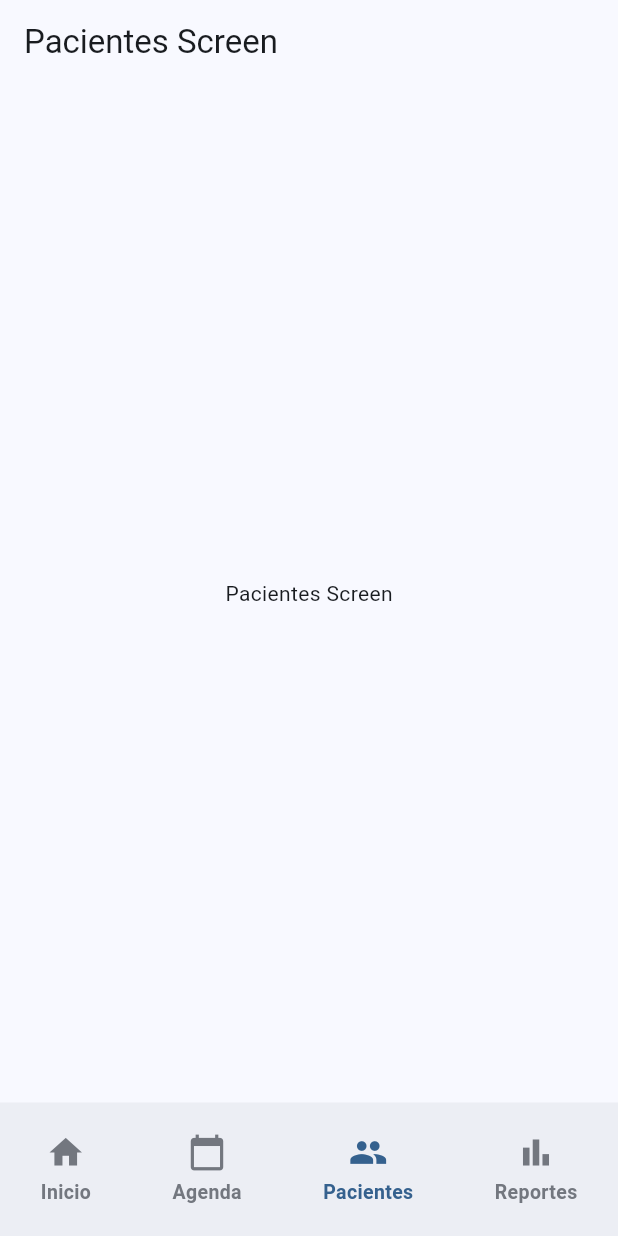
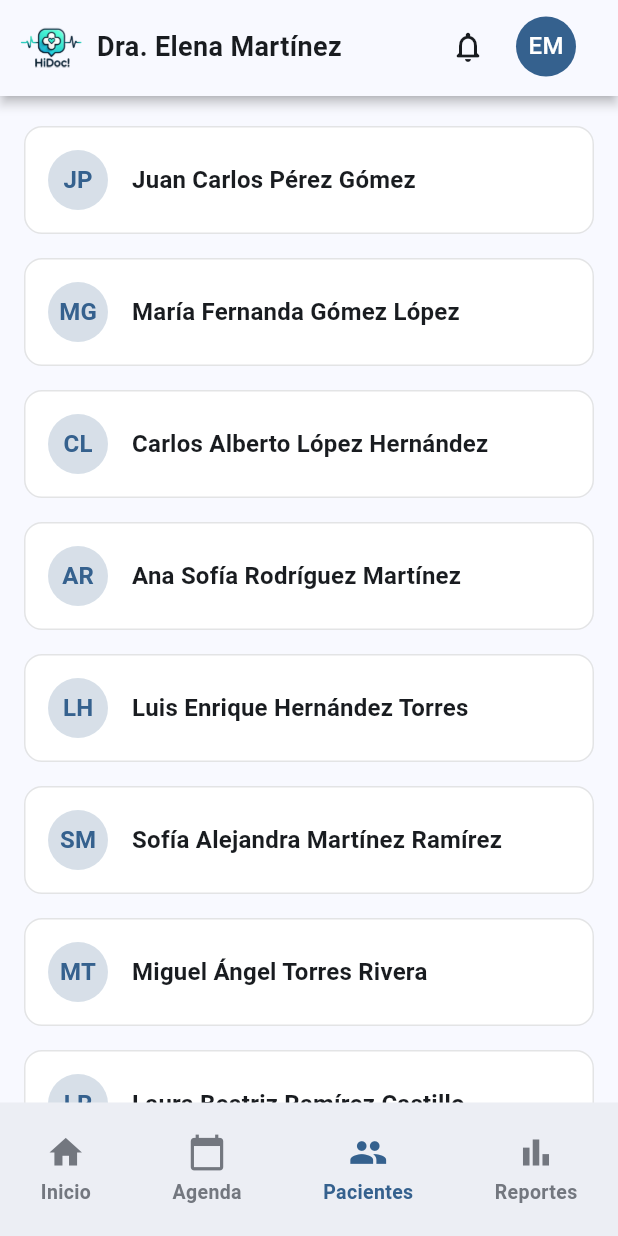
Before and after one commit to ValeriaCastro04/proyecto_hidoc, a Flutter app: the PacientesScreen screen opened by its route, on a phone screen of 412 x 824 dp. Run offline on Flutter 3.47's test engine with Material 3 defaults, Android fonts, the light colour scheme and no system bars; our stand-ins replace go_router.

Commit message:
Pantalla de lista de Pacientes

```diff
--- a/lib/common/shared_widgets/outline_button_grid.dart
+++ b/lib/common/shared_widgets/outline_button_grid.dart
@@ -33,7 +33,7 @@ class OutlineButtonGrid extends StatelessWidget {
             Text(
               title,
               style: const TextStyle(
-                fontSize: 20,
+                fontSize: 16,
                 fontWeight: FontWeight.bold,
               ),
             ),
--- a/lib/features/doctor/screen/homedoctor_screen.dart
+++ b/lib/features/doctor/screen/homedoctor_screen.dart
@@ -36,7 +36,7 @@ class HomeDoctorScreen extends StatelessWidget {
       body: SafeArea(
         child: SingleChildScrollView(
           child: Padding(
-            padding: const EdgeInsets.only(bottom: 88),
+            padding: const EdgeInsets.only(bottom: 0),
             child: Column(
               children: [
                 HomeHeader(),
@@ -52,7 +52,6 @@ class HomeDoctorScreen extends StatelessWidget {
                         ),
                       ),
                       RecentActivityCard(activities: activities),
-                      // Aquí puedes añadir más widgets específicos para el doctor
                       const SizedBox(height: 20),
                       OutlineButtonGrid(
                         title: 'Acciones Rápidas',
--- a/lib/features/doctor/screen/pacientes_screen.dart
+++ b/lib/features/doctor/screen/pacientes_screen.dart
@@ -1,6 +1,9 @@
 import 'package:flutter/material.dart';
 import 'package:proyecto_hidoc/common/shared_widgets/footer_group.dart';
+import 'package:proyecto_hidoc/common/shared_widgets/header_bar.dart';
+import 'package:proyecto_hidoc/features/doctor/widgets/component/patient_item_list.dart';
 import 'package:proyecto_hidoc/features/doctor/widgets/footer_doctor.dart';
+import 'package:proyecto_hidoc/features/doctor/widgets/patients.dart';
 
 class PacientesScreen extends StatelessWidget {
   static const String name = 'pacientes_screen';
@@ -9,13 +12,41 @@ class PacientesScreen extends StatelessWidget {
   @override
   Widget build(BuildContext context) {
     return Scaffold(
-      appBar: AppBar(
-        title: const Text('Pacientes Screen'),
+      appBar: HeaderBar.brand(
+        logoAsset: 'assets/brand/hidoc_logo.png',
+        title: 'Dra. Elena Martínez',
+        actions: [
+          IconButton(
+            onPressed: () {},
+            icon: Icon(Icons.notifications_none_rounded,
+                color: Theme.of(context).colorScheme.onSurface),
+          ),
+          const SizedBox(width: 8),
+          CircleAvatar(
+            backgroundColor: Theme.of(context).colorScheme.primary,
+            foregroundColor: Theme.of(context).colorScheme.onPrimary,
+            child: const Text('EM'),
+          ),
+          const SizedBox(width: 16),
+        ],
       ),
-      body: const Center(
-        child: Text('Pacientes Screen'),
+      body: ListView.builder(
+        padding: const EdgeInsets.only(top: 12.0, bottom: 10.0),
+        itemCount: mockPatients.length,
+        itemBuilder: (context, index) {
+          final patient = mockPatients[index];
+          return PatientListItem(
+            patientName: patient['name']!,
+            initials: patient['initials']!,
+            onTap: () {
+              ScaffoldMessenger.of(context).showSnackBar(
+                SnackBar(content: Text('Abrir detalle de ${patient['name']}')),
+              );
+            },
+          );
+        },
       ),
-      bottomNavigationBar: FooterGroup(buttons: doctorFooterButtons(context)) ,
+      bottomNavigationBar: FooterGroup(buttons: doctorFooterButtons(context)),
     );
   }
 }
--- /dev/null
+++ b/lib/features/doctor/widgets/component/patient_item_list.dart
@@ -0,0 +1,59 @@
+import 'package:flutter/material.dart';
+
+class PatientListItem extends StatelessWidget {
+  final String patientName;
+  final String initials;
+  final VoidCallback onTap;
+
+  const PatientListItem({
+    super.key,
+    required this.patientName,
+    required this.initials,
+    required this.onTap,
+  });
+
+  @override
+  Widget build(BuildContext context) {
+    return Card(
+      elevation: 0,
+
+      color: Theme.of(context).colorScheme.onPrimary,
+      shape: RoundedRectangleBorder(
+        borderRadius: BorderRadius.circular(12),
+        side: BorderSide(
+          color: Theme.of(context).colorScheme.outline.withOpacity(0.2),
+        ),
+      ),
+      margin: const EdgeInsets.symmetric(vertical: 8.0, horizontal: 16.0),
+      child: InkWell(
+        onTap: onTap,
+        borderRadius: BorderRadius.circular(12),
+        child: Padding(
+          padding: const EdgeInsets.all(16.0),
+          child: Row(
+            children: [
+              CircleAvatar(
+                backgroundColor: Theme.of(context).colorScheme.primary.withOpacity(0.2),
+                child: Text(
+                  initials,
+                  style: TextStyle(
+                    color: Theme.of(context).colorScheme.primary,
+                    fontWeight: FontWeight.bold,
+                  ),
+                ),
+              ),
+              const SizedBox(width: 16.0),
+              // Nombre del paciente
+              Expanded(
+                child: Text(
+                  patientName,
+                  style: Theme.of(context).textTheme.titleMedium?.copyWith(fontWeight: FontWeight.bold),
+                ),
+              ),
+            ],
+          ),
+        ),
+      ),
+    );
+  }
+}
--- /dev/null
+++ b/lib/features/doctor/widgets/patients.dart
@@ -0,0 +1,82 @@
+final List<Map<String, String>> mockPatients = [
+  {
+    "name": "Juan Carlos Pérez Gómez",
+    "initials": "JP",
+  },
+  {
+    "name": "María Fernanda Gómez López",
+    "initials": "MG",
+  },
+  {
+    "name": "Carlos Alberto López Hernández",
+    "initials": "CL",
+  },
+  {
+    "name": "Ana Sofía Rodríguez Martínez",
+    "initials": "AR",
+  },
+  {
+    "name": "Luis Enrique Hernández Torres",
+    "initials": "LH",
+  },
+  {
+    "name": "Sofía Alejandra Martínez Ramírez",
+    "initials": "SM",
+  },
+  {
+    "name": "Miguel Ángel Torres Rivera",
+    "initials": "MT",
+  },
+  {
+    "name": "Laura Beatriz Ramírez Castillo",
+    "initials": "LR",
+  },
+  {
+    "name": "Andrés Felipe Morales Cabrera",
+    "initials": "AM",
+  },
+  {
+    "name": "Claudia Patricia Méndez Rivas",
+    "initials": "CM",
+  },
+  {
+    "name": "José Antonio Castillo Vargas",
+    "initials": "JC",
+  },
+  {
+    "name": "Gabriela Marcela Pineda Cruz",
+    "initials": "GP",
+  },
+  {
+    "name": "Fernando Augusto Delgado Reyes",
+    "initials": "FD",
+  },
+  {
+    "name": "Patricia Elena Soto Méndez",
+    "initials": "PS",
+  },
+  {
+    "name": "Ricardo Daniel Fuentes López",
+    "initials": "RF",
+  },
+  {
+    "name": "Valeria Isabel Campos Herrera",
+    "initials": "VC",
+  },
+  {
+    "name": "Héctor Manuel Ramírez Ortiz",
+    "initials": "HR",
+  },
+  {
+    "name": "Natalia Andrea Jiménez Flores",
+    "initials": "NJ",
+  },
+  {
+    "name": "Diego Alejandro Cruz Molina",
+    "initials": "DC",
+  },
+  {
+    "name": "Paola Cristina Vargas Estrada",
+    "initials": "PV",
+  },
+];
```
Also changed, not shown: lib/features/doctor/widgets/header_patient.dart (added, +83 -0 lines).
